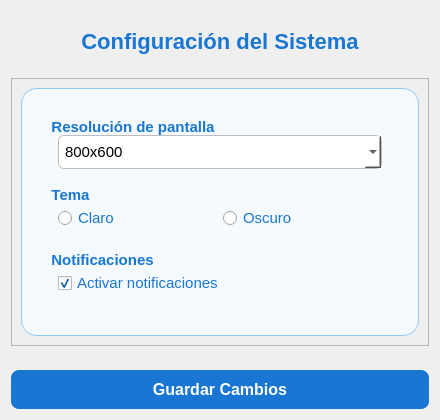
decinx1/Sistema-hidrop-nico-Monitoreado, file ui/configuracion.ui: the form before one commit.
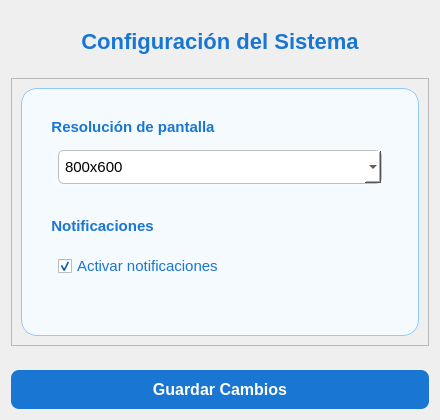
The form after the commit.

Commit message: Detalles en configuracion

```diff
--- a/ui/configuracion.ui
+++ b/ui/configuracion.ui
@@ -82,38 +82,7 @@
             </layout>
            </widget>
           </item>
-          <item>
-           <widget class="QGroupBox" name="groupTema">
-            <property name="title">
-             <string>Tema</string>
-            </property>
-            <property name="styleSheet">
-             <string>QGroupBox { font-size: 15px; font-weight: 600; color: #1976D2; border: none; margin-top: 10px; }</string>
-            </property>
-            <layout class="QHBoxLayout" name="horizontalLayoutTema">
-             <item>
-              <widget class="QRadioButton" name="radioClaro">
-               <property name="text">
-                <string>Claro</string>
-               </property>
-               <property name="styleSheet">
-                <string>font-size: 15px; color: #1976D2;</string>
-               </property>
-              </widget>
-             </item>
-             <item>
-              <widget class="QRadioButton" name="radioOscuro">
-               <property name="text">
-                <string>Oscuro</string>
-               </property>
-               <property name="styleSheet">
-                <string>font-size: 15px; color: #1976D2;</string>
-               </property>
-              </widget>
-             </item>
-            </layout>
-           </widget>
-          </item>
+            
           <item>
            <widget class="QGroupBox" name="groupNotificaciones">
             <property name="title">
```
The commit also changes 6 other files.
